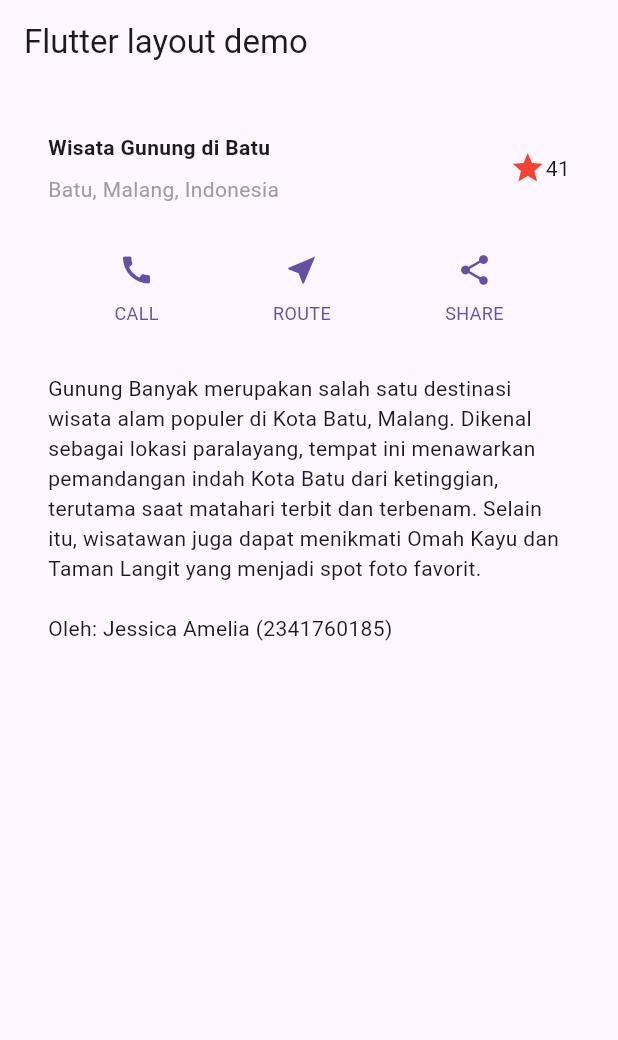
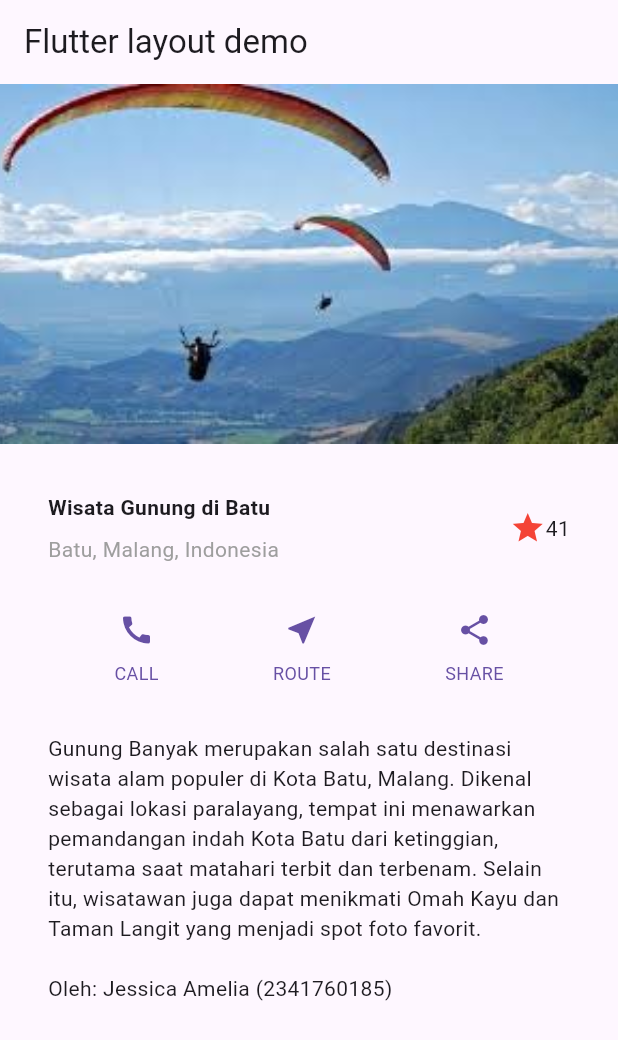
Before and after one commit to jessicaamelia17/flutter_layout_navigation, a Flutter app: the screen it shows after launch, on a phone screen of 412 x 824 dp. Shown: the top 1040 px of the screen. Run offline on Flutter 3.47's test engine with Material 3 defaults, Android fonts, the phone set to English and light mode, and no system bars.

Commit message:
Praktikum 4: Langkah 2

```diff
--- a/lib/main.dart
+++ b/lib/main.dart
@@ -72,6 +72,12 @@
         appBar: AppBar(title: const Text('Flutter layout demo')),
         body: Column(
           children: [
+            Image.asset(
+              'images/gunung_banyak.png',
+              width: 600,
+              height: 240,
+              fit: BoxFit.cover,
+            ),
             titleSection, // tampilkan bagian judul
             buttonSection, // tampilkan bagian tombol
             textSection, // tampilkan bagian teks
```
Also changed, not shown: images/10.png (added), 1 other file.
